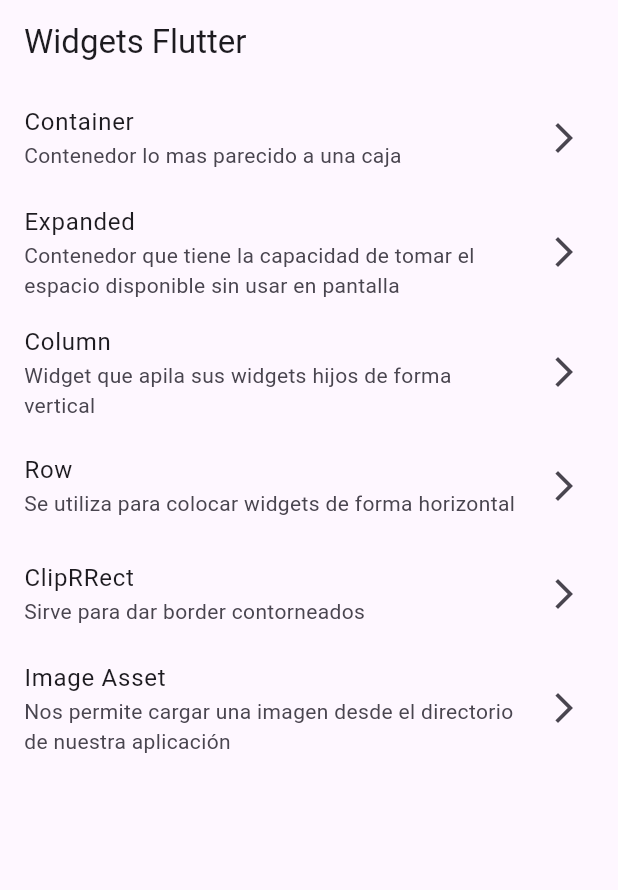
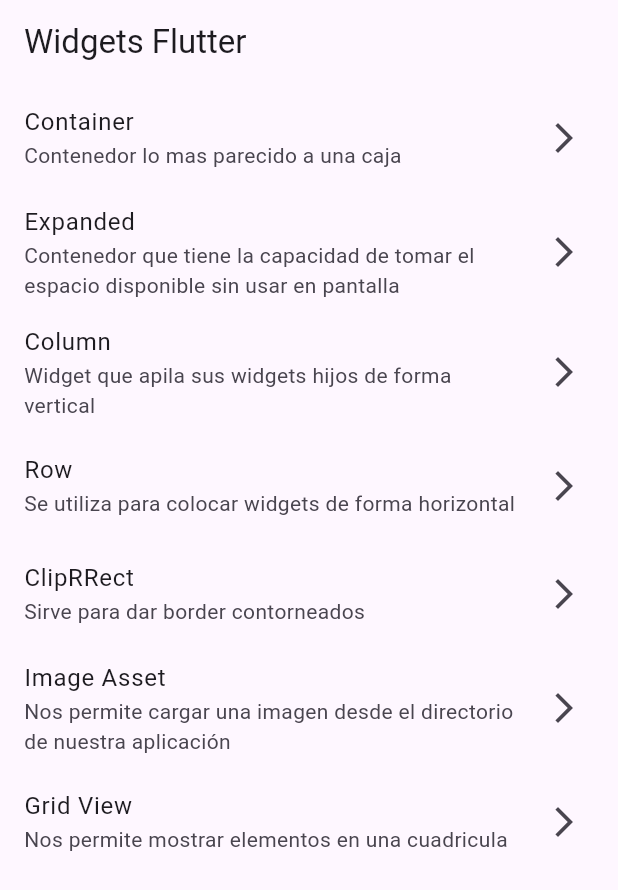
Before and after one commit to VMErik/flutter_widgets, a Flutter app: the screen it shows after launch, on a phone screen of 412 x 824 dp. Shown: the top 890 px of the screen. Run offline on Flutter 3.47's test engine with Material 3 defaults, Android fonts, the phone set to English and light mode, and no system bars.

Commit message:
Widget del dia GridView

```diff
--- a/lib/pages/home_screen.dart
+++ b/lib/pages/home_screen.dart
@@ -64,6 +64,15 @@ class HomeScreen extends StatelessWidget {
               Navigator.of(context).pushNamed('/imageasset');
             },
           ),
+           ListTile(
+            title: const Text('Grid View'),
+            subtitle: const Text(
+                'Nos permite mostrar elementos en una cuadricula'),
+            trailing: const Icon(Icons.arrow_forward_ios_outlined),
+            onTap: () {
+              Navigator.of(context).pushNamed('/gridview');
+            },
+          ),
         ],
       ),
     );
--- a/lib/routes/routes.dart
+++ b/lib/routes/routes.dart
@@ -3,6 +3,7 @@ import 'package:flutter_widgets_app/pages/cliprrect_screen.dart';
 import 'package:flutter_widgets_app/pages/column_screen.dart';
 import 'package:flutter_widgets_app/pages/container_screen.dart';
 import 'package:flutter_widgets_app/pages/expanded_screen.dart';
+import 'package:flutter_widgets_app/pages/gridview_screen.dart';
 import 'package:flutter_widgets_app/pages/imageasset_screen.dart';
 import 'package:flutter_widgets_app/pages/list_view_screen.dart';
 import 'package:flutter_widgets_app/pages/row_screen.dart';
@@ -16,6 +17,7 @@ class RouterApp{
     '/listview' : (BuildContext context) => const ListViewScreen(),
     '/cliprrect' : (BuildContext context) => const ClipRRectScreen(),
     '/imageasset' : (BuildContext context) => const ImageAssetScreen(),
+    '/gridview' : (BuildContext context) => const GridViewScreen(),
 
   };
 }
--- a/pubspec.yaml
+++ b/pubspec.yaml
@@ -20,4 +20,4 @@ flutter:
   uses-material-design: true
   # Indicamos el directorio de nuestros assets
   assets:
-    - assets/img/
+    - assets/img/ #directorio de nuestras imagenes
```
Also changed, not shown: lib/pages/gridview_screen.dart (added, +42 -0 lines).
